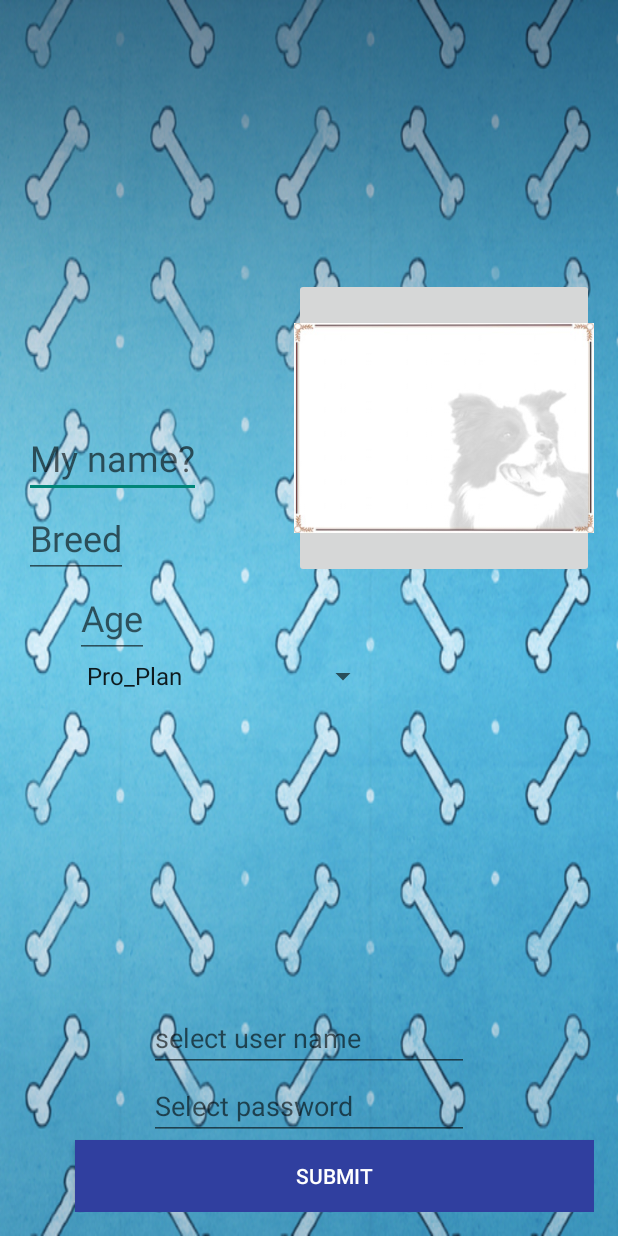
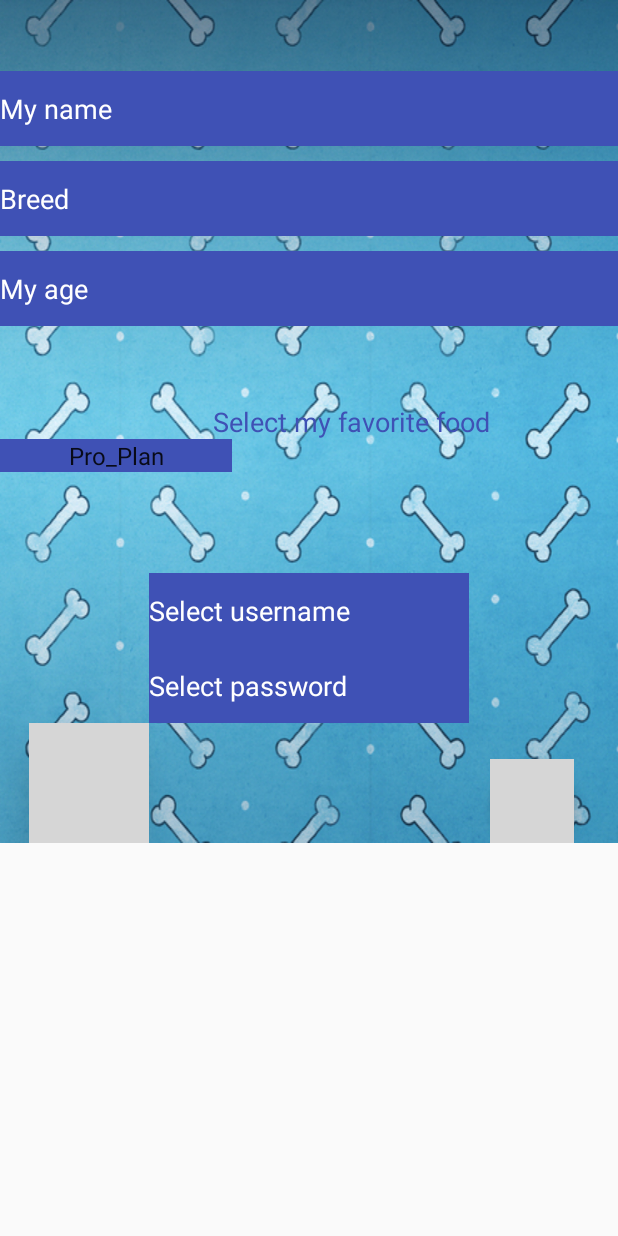
Before and after one commit to finalProject2016/dogApp, an Android app: the CreateNewUser screen opened directly, with no data from a screen before it, on a phone screen of 412 x 824 dp. Run offline under Robolectric (Android 15) with nearby library versions, the phone set to English and light mode, and no system bars; 2 statements that could not run were skipped; grey boxes are pictures that could not be loaded.

Commit message:
last update

```diff
--- a/app/src/main/res/layout/activity_create_new_user.xml
+++ b/app/src/main/res/layout/activity_create_new_user.xml
@@ -1,109 +1,137 @@
 <?xml version="1.0" encoding="utf-8"?>
+<ScrollView xmlns:android="http://schemas.android.com/apk/res/android"
+    android:layout_width="match_parent"
+    android:layout_height="match_parent">
 
-<RelativeLayout xmlns:android="http://schemas.android.com/apk/res/android"
-    xmlns:tools="http://schemas.android.com/tools" android:layout_width="match_parent"
-    android:layout_height="match_parent" android:paddingLeft="@dimen/activity_horizontal_margin"
-    android:paddingRight="@dimen/activity_horizontal_margin"
-    android:paddingTop="@dimen/activity_vertical_margin"
-    android:paddingBottom="@dimen/activity_vertical_margin"
-    tools:context="com.example.tombushmits.dogapp.CreateNewUser"
-    android:background="@drawable/bones">
+    <RelativeLayout xmlns:android="http://schemas.android.com/apk/res/android"
+        xmlns:tools="http://schemas.android.com/tools"
+        android:layout_width="fill_parent"
+        android:layout_height="fill_parent"
+        android:background="@drawable/bones"
+        tools:context="com.example.tombushmits.dogapp.CreateNewUser">
 
 
-
-
-
-        <Button
-                style="?android:attr/buttonStyleSmall"
-                android:layout_width="wrap_content"
-                android:layout_height="wrap_content"
-                android:text="Submit"
-                android:id="@+id/Submit"
-                android:clickable="true"
-            android:layout_alignParentBottom="true"
-            android:layout_alignLeft="@+id/age"
-            android:layout_alignStart="@+id/age"
-            android:background="@color/colorPrimaryDark"
+        <EditText
+            android:layout_width="fill_parent"
+            android:layout_height="50dp"
+            android:inputType="textPersonName"
+            android:ems="10"
+            android:id="@+id/dogsName"
+            android:layout_marginTop="47dp"
+            android:hint="My name"
+            android:textColorHint="@color/regular_white"
+            android:alpha="10"
             android:textColor="@color/regular_white"
-            android:layout_alignRight="@+id/image_selection"
-            android:layout_alignEnd="@+id/image_selection" />
-
-    <EditText
-                android:layout_width="wrap_content"
-                android:layout_height="wrap_content"
-                android:id="@+id/dogsName"
-                android:hint="My name?"
-                android:layout_above="@+id/Breed"
-                android:layout_alignParentLeft="true"
-                android:layout_alignParentStart="true"
-                android:textColorHighlight="@color/abc_primary_text_material_dark"
-                android:textSize="@dimen/abc_text_size_headline_material" />
+            android:background="@color/colorPrimary"
+            android:layout_alignParentTop="true"
+            android:layout_alignParentStart="true" />
 
         <EditText
-                android:layout_width="wrap_content"
-                android:layout_height="wrap_content"
-                android:id="@+id/Breed"
-                android:hint="Breed"
-                android:textSize="@dimen/abc_text_size_headline_material"
-                android:layout_above="@+id/age"
-                android:layout_alignParentLeft="true"
-                android:layout_alignParentStart="true" />
+            android:layout_width="fill_parent"
+            android:layout_height="50dp"
+            android:inputType="textPersonName"
+            android:ems="10"
+            android:id="@+id/Breed"
+            android:layout_below="@+id/dogsName"
+            android:layout_centerHorizontal="true"
+            android:hint="Breed"
+            android:textColorHint="@color/regular_white"
+            android:alpha="10"
+            android:layout_marginTop="10dp"
+            android:textColor="@color/regular_white"
+            android:background="@color/colorPrimary"/>
 
         <EditText
-                android:layout_width="wrap_content"
-                android:layout_height="wrap_content"
-                android:id="@+id/age"
-                android:hint="Age"
-                android:textSize="@dimen/abc_text_size_headline_material"
-            android:layout_toLeftOf="@+id/user"
-                android:layout_toStartOf="@+id/user"
-            android:layout_centerVertical="true" />
+            android:layout_width="fill_parent"
+            android:layout_height="50dp"
+            android:inputType="textPersonName"
+            android:ems="10"
+            android:id="@+id/age"
+            android:layout_below="@+id/Breed"
+            android:layout_centerHorizontal="true"
+            android:hint="My age"
+            android:textColorHint="@color/regular_white"
+            android:alpha="10"
+            android:layout_marginTop="10dp"
+            android:textColor="@color/regular_white"
+            android:background="@color/colorPrimary"
+            android:shadowColor="@color/accent_material_light" />
 
-
-    <EditText
+        <Spinner
             android:layout_width="wrap_content"
             android:layout_height="wrap_content"
-            android:inputType="textEmailAddress"
-            android:ems="10"
-            android:id="@+id/user"
-            android:hint="select user name"
-            android:gravity="center_vertical"
-            android:layout_above="@+id/password"
-            android:layout_alignLeft="@+id/password"
-            android:layout_alignStart="@+id/password" />
+            android:id="@+id/spinner"
+            android:layout_marginTop="75dp"
+            android:background="@color/colorPrimary"
+            android:layout_below="@+id/age"
+            android:textAlignment="center"
+
+            />
+
+        <TextView
+            android:layout_width="wrap_content"
+            android:layout_height="wrap_content"
+            android:textAppearance="?android:attr/textAppearanceMedium"
+            android:text="Select my favorite food"
+            android:id="@+id/textView"
+            android:layout_centerVertical="true"
+            android:layout_toStartOf="@+id/Submit"
+            android:textColor="@color/colorPrimary"/>
 
         <EditText
             android:layout_width="wrap_content"
-            android:layout_height="wrap_content"
+            android:layout_height="50dp"
+            android:inputType="textPersonName"
+            android:ems="10"
+            android:id="@+id/user"
+            android:layout_marginTop="67dp"
+            android:hint="Select username"
+            android:textColorHint="@color/regular_white"
+            android:alpha="10"
+            android:textColor="@color/regular_white"
+            android:background="@color/colorPrimary"
+            android:layout_below="@+id/spinner"
+            android:layout_centerHorizontal="true" />
+
+        <EditText
+            android:layout_width="wrap_content"
+            android:layout_height="50dp"
             android:inputType="textPassword"
             android:ems="10"
             android:id="@+id/password"
-            android:editable="true"
+            android:layout_below="@+id/user"
+            android:layout_alignStart="@+id/user"
             android:hint="Select password"
-            android:gravity="center_vertical"
-            android:layout_above="@+id/Submit"
-            android:layout_centerHorizontal="true" />
+            android:textColorHint="@color/regular_white"
+            android:alpha="10"
+            android:textColor="@color/regular_white"
+            android:background="@color/colorPrimary"
+            android:password="true" />
 
-    <ImageButton
-        android:layout_width="200dp"
-        android:layout_height="200dp"
-        android:id="@+id/image_selection"
-        android:layout_alignBottom="@+id/Breed"
-        android:layout_alignParentRight="true"
-        android:layout_alignParentEnd="true"
-        android:src="@drawable/dog_image"
-        android:scaleType="fitCenter"
-        android:adjustViewBounds="true"
-        android:padding="0dp"
-        />
+        <android.support.design.widget.FloatingActionButton
+            android:id="@+id/Submit"
+            android:layout_width="wrap_content"
+            android:layout_height="wrap_content"
+            android:src="@drawable/submit_icon"
 
-    <Spinner
-        android:layout_width="wrap_content"
-        android:layout_height="wrap_content"
-        android:id="@+id/spinner"
-        android:layout_below="@+id/age"
-        android:layout_alignLeft="@+id/age"
-        android:layout_alignStart="@+id/age" />
+            android:scaleType="fitCenter"
+            android:layout_marginEnd="29dp"
+            android:layout_alignBottom="@+id/image_selection"
+            android:layout_alignParentEnd="true">
+        </android.support.design.widget.FloatingActionButton>
+
+        <ImageButton
+            android:layout_width="80dp"
+            android:layout_height="80dp"
+            android:id="@+id/image_selection"
+            android:focusable="true"
+            android:elevation="20dp"
+            android:src="@drawable/no_picture"
+            android:scaleType="fitCenter"
+            android:padding="1dp"
+            android:layout_below="@+id/password"
+            android:layout_toStartOf="@+id/password" />
 
 
-</RelativeLayout>
+    </RelativeLayout>
+</ScrollView>
```
